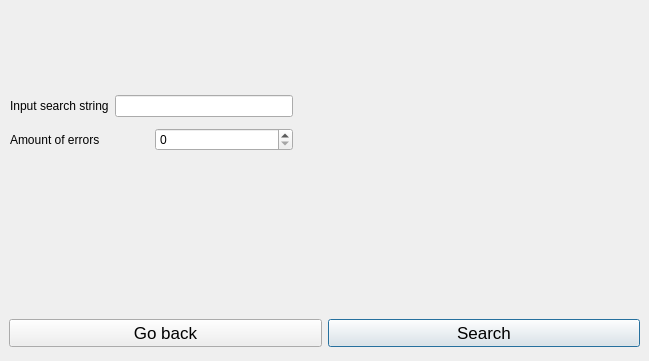
Above: Helix/GUI/secdialog.ui from evertheylen/TA_TO before the change. Below: the same form after it.
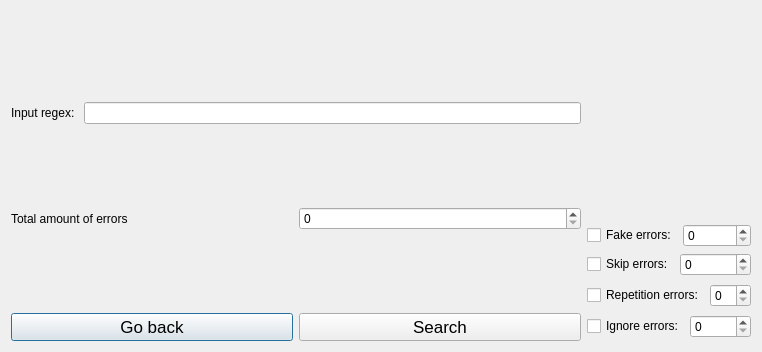
That is the form after the change. Icons and pictures are not drawn.

```diff
--- a/Helix/GUI/secdialog.ui
+++ b/Helix/GUI/secdialog.ui
@@ -6,8 +6,8 @@
    <rect>
     <x>0</x>
     <y>0</y>
-    <width>649</width>
-    <height>361</height>
+    <width>762</width>
+    <height>352</height>
    </rect>
   </property>
   <property name="windowTitle">
@@ -16,14 +16,14 @@
   <property name="styleSheet">
    <string notr="true"/>
   </property>
+  <layout class="QGridLayout" name="gridLayout_3">
+   <item row="0" column="1" colspan="2">
   <widget class="QLabel" name="label">
-   <property name="geometry">
-    <rect>
-     <x>569</x>
-     <y>9</y>
-     <width>71</width>
-     <height>31</height>
-    </rect>
+     <property name="maximumSize">
+      <size>
+       <width>500</width>
+       <height>500</height>
+      </size>
    </property>
    <property name="text">
     <string/>
@@ -35,108 +35,160 @@
     <bool>true</bool>
    </property>
   </widget>
-  <widget class="QWidget" name="layoutWidget">
-   <property name="geometry">
-    <rect>
-     <x>9</x>
-     <y>315</y>
-     <width>631</width>
-     <height>37</height>
-    </rect>
-   </property>
-   <layout class="QGridLayout" name="gridLayout">
-    <item row="0" column="1">
-     <widget class="QPushButton" name="ADD">
-      <property name="font">
-       <font>
-        <family>Helvetica</family>
-        <pointsize>13</pointsize>
-       </font>
-      </property>
-      <property name="styleSheet">
-       <string notr="true"/>
-      </property>
-      <property name="text">
-       <string>Search</string>
-      </property>
-      <property name="autoDefault">
-       <bool>true</bool>
-      </property>
-      <property name="default">
-       <bool>false</bool>
-      </property>
-      <property name="flat">
-       <bool>false</bool>
-      </property>
-     </widget>
-    </item>
-    <item row="0" column="0">
-     <widget class="QPushButton" name="pushButton">
-      <property name="font">
-       <font>
-        <family>Helvetica</family>
-        <pointsize>13</pointsize>
-       </font>
-      </property>
-      <property name="styleSheet">
-       <string notr="true"/>
-      </property>
-      <property name="text">
-       <string>Go back</string>
-      </property>
-      <property name="autoDefault">
-       <bool>true</bool>
-      </property>
-      <property name="default">
-       <bool>false</bool>
-      </property>
-      <property name="flat">
-       <bool>false</bool>
-      </property>
-     </widget>
-    </item>
-   </layout>
-  </widget>
-  <widget class="QWidget" name="">
-   <property name="geometry">
-    <rect>
-     <x>10</x>
-     <y>90</y>
-     <width>283</width>
-     <height>66</height>
-    </rect>
-   </property>
-   <layout class="QVBoxLayout" name="verticalLayout">
-    <item>
-     <layout class="QHBoxLayout" name="horizontalLayout">
-      <item>
+   </item>
+   <item row="1" column="0">
        <widget class="QLabel" name="label_2">
         <property name="text">
-         <string>Input search string</string>
+      <string>Input regex: </string>
         </property>
        </widget>
       </item>
-      <item>
+   <item row="1" column="1">
        <widget class="QLineEdit" name="searchstr"/>
       </item>
-     </layout>
-    </item>
-    <item>
-     <layout class="QHBoxLayout" name="horizontalLayout_2">
-      <item>
+   <item row="2" column="0" rowspan="2" colspan="2">
+    <layout class="QGridLayout" name="gridLayout_4">
+     <item row="0" column="0">
        <widget class="QLabel" name="label_3">
         <property name="text">
-         <string>Amount of errors</string>
+        <string>Total amount of errors</string>
         </property>
        </widget>
       </item>
-      <item>
+     <item row="0" column="1">
        <widget class="QSpinBox" name="erroramount"/>
       </item>
      </layout>
     </item>
-   </layout>
-  </widget>
+   <item row="3" column="2" rowspan="2">
+    <layout class="QGridLayout" name="gridLayout">
+     <item row="0" column="0" colspan="3">
+      <layout class="QGridLayout" name="gridLayout_2">
+       <item row="0" column="0">
+        <layout class="QHBoxLayout" name="horizontalLayout_2">
+         <item>
+          <widget class="QCheckBox" name="checkBox">
+           <property name="text">
+            <string>Fake errors:</string>
+           </property>
+          </widget>
+         </item>
+         <item>
+          <widget class="QSpinBox" name="erroramount_3"/>
+         </item>
+        </layout>
+       </item>
+       <item row="1" column="0">
+        <layout class="QHBoxLayout" name="horizontalLayout">
+         <item>
+          <widget class="QCheckBox" name="checkBox_2">
+           <property name="text">
+            <string>Skip errors:</string>
+           </property>
+          </widget>
+         </item>
+         <item>
+          <widget class="QSpinBox" name="erroramount_4"/>
+         </item>
+        </layout>
+       </item>
+      </layout>
+     </item>
+     <item row="1" column="0" colspan="2">
+      <widget class="QCheckBox" name="checkBox_3">
+       <property name="text">
+        <string>Repetition errors:</string>
+       </property>
+      </widget>
+     </item>
+     <item row="1" column="2">
+      <widget class="QSpinBox" name="erroramount_5"/>
+     </item>
+     <item row="2" column="0">
+      <widget class="QCheckBox" name="checkBox_4">
+       <property name="text">
+        <string>Ignore errors:</string>
+       </property>
+      </widget>
+     </item>
+     <item row="2" column="1" colspan="2">
+      <widget class="QSpinBox" name="erroramount_6"/>
+     </item>
+    </layout>
+   </item>
+   <item row="4" column="0" colspan="2">
+    <layout class="QHBoxLayout" name="horizontalLayout_6">
+     <item>
+      <widget class="QPushButton" name="pushButton">
+       <property name="font">
+        <font>
+         <family>Helvetica</family>
+         <pointsize>13</pointsize>
+        </font>
+       </property>
+       <property name="styleSheet">
+        <string notr="true"/>
+       </property>
+       <property name="text">
+        <string>Go back</string>
+       </property>
+       <property name="autoDefault">
+        <bool>true</bool>
+       </property>
+       <property name="default">
+        <bool>false</bool>
+       </property>
+       <property name="flat">
+        <bool>false</bool>
+       </property>
+      </widget>
+     </item>
+     <item>
+      <widget class="QPushButton" name="ADD">
+       <property name="font">
+        <font>
+         <family>Helvetica</family>
+         <pointsize>13</pointsize>
+        </font>
+       </property>
+       <property name="styleSheet">
+        <string notr="true"/>
+       </property>
+       <property name="text">
+        <string>Search</string>
+       </property>
+       <property name="autoDefault">
+        <bool>true</bool>
+       </property>
+       <property name="default">
+        <bool>false</bool>
+       </property>
+       <property name="flat">
+        <bool>false</bool>
+       </property>
+      </widget>
+     </item>
+    </layout>
+   </item>
+  </layout>
+  <zorder>layoutWidget</zorder>
+  <zorder>ADD</zorder>
+  <zorder>pushButton</zorder>
+  <zorder>erroramount_3</zorder>
+  <zorder>label_5</zorder>
+  <zorder>checkBox</zorder>
+  <zorder>erroramount_4</zorder>
+  <zorder>checkBox_2</zorder>
+  <zorder>label_6</zorder>
+  <zorder>erroramount_5</zorder>
+  <zorder>checkBox_3</zorder>
+  <zorder>label_7</zorder>
+  <zorder>erroramount_6</zorder>
+  <zorder>checkBox_4</zorder>
+  <zorder>label_8</zorder>
+  <zorder></zorder>
+  <zorder></zorder>
+  <zorder></zorder>
   <zorder>layoutWidget</zorder>
   <zorder>label</zorder>
   <zorder>label_2</zorder>
```
Left out of the diff: 3 changed lines with no effect on the pictures. Lines whose indentation alone changed are shown as unchanged.
